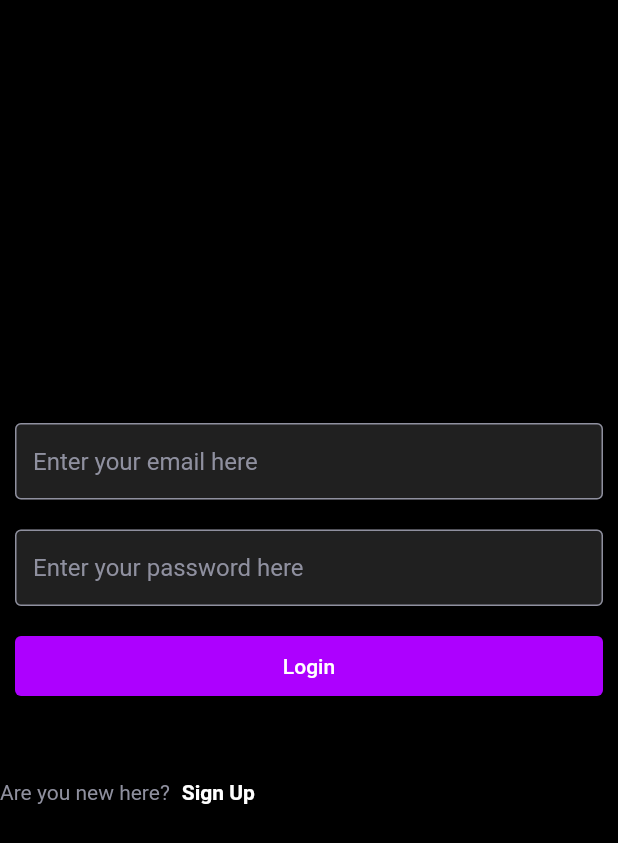
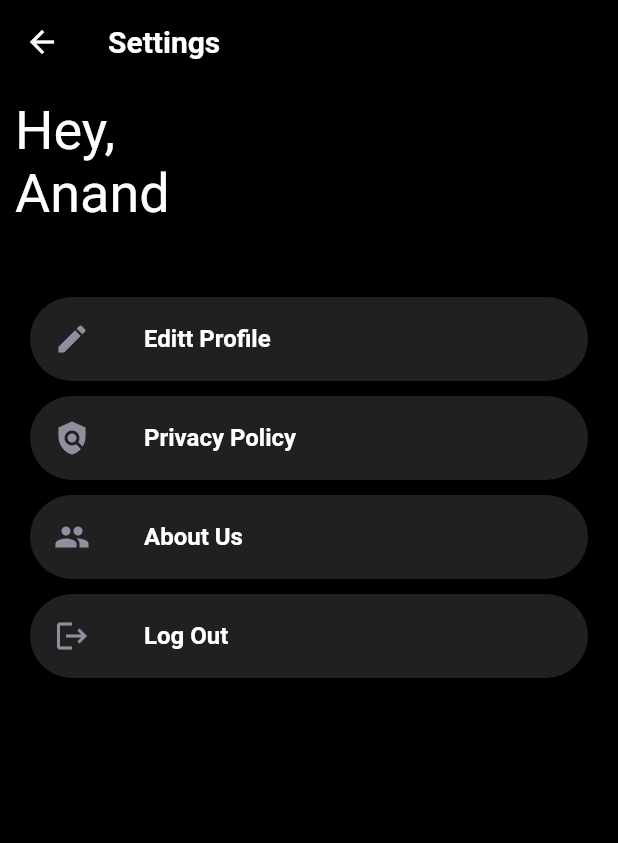
Before and after one commit to anand-a-j/piczo, a Flutter app: the screen it shows once a user with an empty profile is signed in, item 5 of the bottom bar chosen, after a tap on "Settings", on a phone screen of 412 x 824 dp. Shown: the top 843 px of the screen. Run offline on Flutter 3.47's test engine with Material 2 defaults, Android fonts, the phone set to English and light mode, and no system bars; our stand-ins replace cloud_firestore, firebase_auth, firebase_core, firebase_storage, get_time_ago, image_picker and 1 more; missing offline and left inert: animated_snack_bar; accounts and stored records are empty; network calls fail.

Commit message:
add setttings screen

```diff
--- a/lib/main.dart
+++ b/lib/main.dart
@@ -22,15 +22,18 @@ class MyApp extends StatelessWidget {
       providers: [
         ChangeNotifierProvider(create: (_) => UserProvider()),
         ChangeNotifierProvider(create: (_) => LoadingProvider()),
-        ChangeNotifierProvider(create: (_)=> AddPostProvider())
+        ChangeNotifierProvider(create: (_) => AddPostProvider())
       ],
       child: MaterialApp(
-          title: 'Piczo',
-          theme: ThemeData(
-              primarySwatch: Colors.purple,
-              scaffoldBackgroundColor: kBlack,
-              appBarTheme: const AppBarTheme(backgroundColor: kBlack)),
-          home: const NewSplashScreen()),
+        debugShowCheckedModeBanner: false,
+        title: 'Piczo',
+        theme: ThemeData(
+          primarySwatch: Colors.purple,
+          scaffoldBackgroundColor: kBlack,
+          appBarTheme: const AppBarTheme(backgroundColor: kBlack),
+        ),
+        home: const NewSplashScreen(),
+      ),
     );
   }
 }
--- a/lib/screens/profile_screen/profile_screen.dart
+++ b/lib/screens/profile_screen/profile_screen.dart
@@ -7,6 +7,7 @@ import 'package:piczo/resources/firestore_method.dart';
 import 'package:piczo/screens/chat_screen/chat_details_screen.dart';
 import 'package:piczo/screens/login_screen/login_screen.dart';
 import 'package:piczo/screens/profile_screen/widgets/custom_button.dart';
+import 'package:piczo/screens/settings_screen/settings_screen.dart';
 import 'package:piczo/utils/colors.dart';
 import 'package:piczo/utils/utils.dart';
 import 'widgets/count_section.dart';
@@ -125,7 +126,9 @@ class _ProfileScreenState extends State<ProfileScreen> {
                                       currentUserId == widget.uid
                                           ? CustomButton(
                                               title: "Settings",
-                                              onPressed: signOut)
+                                              onPressed: () {
+                                                goToSettings(context);
+                                              })
                                           : isFollowing
                                               ? CustomButton(
                                                   title: "Unfollow",
@@ -135,7 +138,9 @@ class _ProfileScreenState extends State<ProfileScreen> {
                                                   onPressed: followFun),
                                       currentUserId == widget.uid
                                           ? const SizedBox.shrink()
-                                          : CustomButton(title: "Message", onPressed: messageFunction)
+                                          : CustomButton(
+                                              title: "Message",
+                                              onPressed: messageFunction)
                                     ],
                                   ),
                                 ],
@@ -174,19 +179,6 @@ class _ProfileScreenState extends State<ProfileScreen> {
     );
   }
 
-  void signOut() async {
-    await AuthMethods().signOut();
-    if (context.mounted) {
-      showSnackBar("Logout successfully", context, AnimatedSnackBarType.info);
-      Navigator.pushReplacement(
-        context,
-        MaterialPageRoute(
-          builder: (context) => LoginScreen(),
-        ),
-      );
-    }
-  }
-
   void unfollowFun() async {
     await FirestoreMethods()
         .followUser(FirebaseAuth.instance.currentUser!.uid, userData['uid']);
@@ -212,8 +204,15 @@ class _ProfileScreenState extends State<ProfileScreen> {
         builder: (context) => ChatDetailsScreen(
             username: userData['username'],
             profileImage: userData['photoUrl'],
-            chatWith: widget.uid
-            ),
+            chatWith: widget.uid),
+      ),
+    );
+  }
+
+  void goToSettings(BuildContext context) {
+    Navigator.of(context).push(
+      MaterialPageRoute(
+        builder: (context) => const SettingsScreen(),
       ),
     );
   }
--- /dev/null
+++ b/lib/screens/settings_screen/settings_screen.dart
@@ -0,0 +1,64 @@
+import 'package:animated_snack_bar/animated_snack_bar.dart';
+import 'package:flutter/material.dart';
+import 'package:piczo/resources/auth_methods.dart';
+import 'package:piczo/screens/login_screen/login_screen.dart';
+import 'package:piczo/screens/settings_screen/widgets/custom_button_container.dart';
+import 'package:piczo/screens/settings_screen/widgets/user_title.dart';
+import 'package:piczo/utils/colors.dart';
+import 'package:piczo/utils/utils.dart';
+
+class SettingsScreen extends StatelessWidget {
+  const SettingsScreen({super.key});
+
+  @override
+  Widget build(BuildContext context) {
+    return Scaffold(
+      appBar: AppBar(
+        title: const Text(
+          "Settings",
+          style: TextStyle(fontWeight: FontWeight.bold, color: kWhite),
+        ),
+      ),
+      body: Column(
+        children: [
+          UserNameTitle(),
+          SizedBox(
+            height: MediaQuery.sizeOf(context).height * 0.04,
+          ),
+          ListView(
+            shrinkWrap: true,
+            children: [
+              CustomButtonContainer(
+                  icon: Icons.edit, onPressed: () {}, title: "Editt Profile"),
+              CustomButtonContainer(
+                  icon: Icons.policy,
+                  onPressed: () {},
+                  title: "Privacy Policy"),
+              CustomButtonContainer(
+                  icon: Icons.people, onPressed: () {}, title: "About Us"),
+              CustomButtonContainer(
+                  icon: Icons.logout,
+                  onPressed: () {
+                    signOut(context);
+                  },
+                  title: "Log Out")
+            ],
+          ),
+        ],
+      ),
+    );
+  }
+
+  void signOut(BuildContext context) async {
+    await AuthMethods().signOut();
+    if (context.mounted) {
+      showSnackBar("Logout successfully", context, AnimatedSnackBarType.info);
+      Navigator.pushReplacement(
+        context,
+        MaterialPageRoute(
+          builder: (context) => LoginScreen(),
+        ),
+      );
+    }
+  }
+}
--- /dev/null
+++ b/lib/screens/settings_screen/widgets/custom_button_container.dart
@@ -0,0 +1,39 @@
+import 'package:flutter/material.dart';
+import 'package:piczo/utils/colors.dart';
+
+class CustomButtonContainer extends StatelessWidget {
+  final IconData icon;
+  final String title;
+  final VoidCallback onPressed;
+  const CustomButtonContainer({super.key,required this.icon,required this.onPressed,required this.title});
+
+  @override
+  Widget build(BuildContext context) {
+    return GestureDetector(
+      onTap: onPressed,
+      child: Container(
+        margin: const EdgeInsets.symmetric(horizontal: 20, vertical: 5),
+        decoration: BoxDecoration(
+          color: kBgGrey,
+          borderRadius: BorderRadius.circular(40),
+        ),
+        child: ListTile(
+          leading: Icon(
+            icon,
+            color: kGrey,
+          ),
+          horizontalTitleGap: 20,
+          title: Text(
+            title,
+            style: const TextStyle(fontWeight: FontWeight.bold,color: kWhite),
+          ),
+          trailing: const Icon(
+            Icons.arrow_forward_ios_rounded,
+            color: kBgGrey,
+          ),
+        ),
+      ),
+    );
+    ;
+  }
+}
--- /dev/null
+++ b/lib/screens/settings_screen/widgets/user_title.dart
@@ -0,0 +1,18 @@
+import 'package:flutter/material.dart';
+import 'package:piczo/utils/colors.dart';
+
+class UserNameTitle extends StatelessWidget {
+  const UserNameTitle({super.key});
+
+  @override
+  Widget build(BuildContext context) {
+    return Container(
+      margin:const EdgeInsets.all(10),
+      width: double.infinity,
+      child:const Text(
+        "Hey,\nAnand",
+      style: TextStyle(color: kWhite,fontSize: 36)
+      ),
+    );
+  }
+}
```
Also changed, not shown: lib/screens/feed_screen/widgets/post_card.dart (+21 -21 lines).
